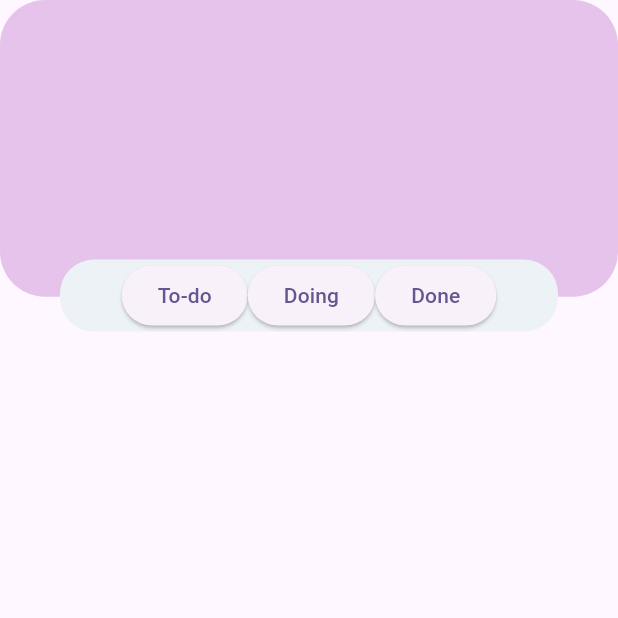
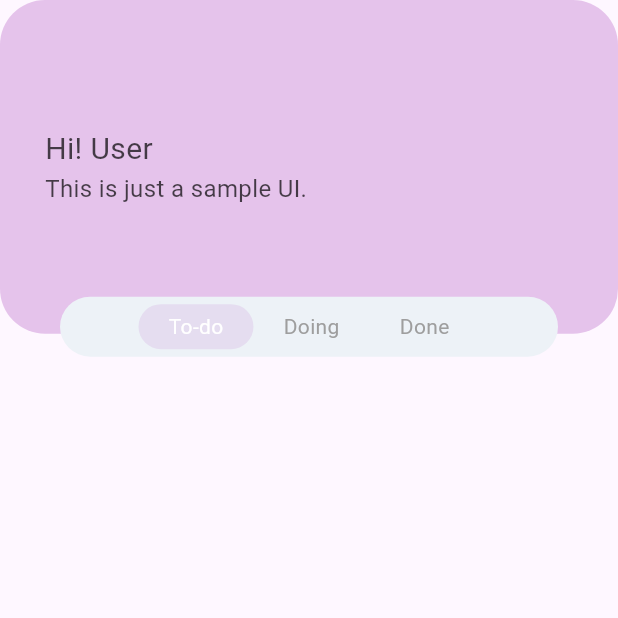
Before and after one commit to kavinnart-gam/to_do_app, a Flutter app: the TodoListScreen screen opened directly, after a tap on "To-do", on a phone screen of 412 x 824 dp, the top half of it. Run offline on Flutter 3.47's test engine with Material 2 defaults, Android fonts, the phone set to English and light mode, and no system bars; drawn by our look-alikes of flutter_slidable, pull_to_refresh; our stand-ins replace dio, shared_preferences; missing offline and left inert: flutter_screen_lock; accounts and stored records are empty; network calls fail.

```diff
--- a/lib/model/task_model.dart
+++ b/lib/model/task_model.dart
@@ -1,15 +1,19 @@
 class TaskResponse {
+  int totalPages;
+  int pageNumber;
   List<Task>? tasks;
-  TaskResponse({
-    this.tasks,
-  });
+  TaskResponse({this.tasks, required this.totalPages, required this.pageNumber});
 
   factory TaskResponse.fromJson(Map<String, dynamic> json) => TaskResponse(
         tasks: List<Task>.from(json["tasks"].map((x) => Task.fromJson(x))),
+        pageNumber: json["pageNumber"],
+        totalPages: json["totalPages"],
       );
 
   Map<String, dynamic> toJson() => {
         "tasks": List<dynamic>.from(tasks!.map((x) => x.toJson())),
+        "pageNumber": pageNumber,
+        "totalPages": totalPages,
       };
 }
 
--- a/lib/services/task_service.dart
+++ b/lib/services/task_service.dart
@@ -1,18 +1,22 @@
 import 'package:dio/dio.dart';
 import 'package:to_do_app/model/task_model.dart';
+import 'package:to_do_app/utils/api_exception.dart';
 
 class TaskService {
   final dio = Dio();
   Future<TaskResponse> fetchTasks({required String status, required int limit, required int offset}) async {
+    try {
       final response = await dio.get("https://todo-list-api-mfchjooefq-as.a.run.app/todo-list?", queryParameters: {
-      "offset": 0,
-      "limit": 10,
+        "offset": offset,
+        "limit": limit,
         "sortBy": "createdAt",
         "isAsc": true,
         "status": status,
       });
-
       TaskResponse taskResponse = TaskResponse.fromJson(response.data);
       return taskResponse;
+    } on DioException catch (e) {
+      throw ApiException().getExceptionMessage(e); // Re-throw the message from ApiException
     }
   }
+}
--- /dev/null
+++ b/lib/utils/api_exception.dart
@@ -0,0 +1,24 @@
+import 'package:dio/dio.dart';
+
+class ApiException implements Exception {
+  List<String> getExceptionMessage(DioException exception) {
+    var message = exception.response?.data["message"][0];
+    print("message: $message");
+
+    switch (exception.type) {
+      case DioExceptionType.badResponse:
+        return ["Bad Response Error", "$message"];
+      case DioExceptionType.connectionError:
+        return ["Connection Error", "$message"];
+      case DioExceptionType.connectionTimeout:
+        return ["Connection Timeout", "$message"];
+      case DioExceptionType.cancel:
+        return ["Request  canceled", "$message"];
+      case DioExceptionType.receiveTimeout:
+        return ["Receive Timeout", "$message"];
+      default:
+        ["Unknow Error", ""];
+    }
+    return ["Unknow Error", ""];
+  }
+}
--- a/lib/view_model/todo_list_provider.dart
+++ b/lib/view_model/todo_list_provider.dart
@@ -1,27 +1,26 @@
 import 'package:flutter/material.dart';
-import 'package:intl/intl.dart';
 import 'package:pull_to_refresh/pull_to_refresh.dart';
-import 'package:shared_preferences/shared_preferences.dart';
 import 'package:to_do_app/model/task_model.dart';
 import 'package:to_do_app/services/task_service.dart';
 
 class TodoListProvider extends ChangeNotifier {
   List<Task> _tasks = <Task>[];
-  int _currentPage = 1;
+  // int _currentPage = 1;
   bool _isLoading = false;
 
   List<Task> get tasks => _tasks;
   bool get isLoading => _isLoading;
-  String _dateHeader = "";
-  String get dateHeader => _dateHeader;
 
-  int _limit = 10;
+  int _limit = 20;
   int get limit => _limit;
   int _offset = 0;
   int get offset => _offset;
   String _currentStatus = "TODO";
   String get currentStatus => _currentStatus;
   bool isExpired = false;
+  List<String> _errMessage = [];
+  List<String> get errMessage => _errMessage;
+  int _totalPages = 0;
 
   RefreshController loadmoreController = RefreshController(initialRefresh: false);
 
@@ -41,7 +40,7 @@ class TodoListProvider extends ChangeNotifier {
   ];
 
   Future<void> fetchTasks({bool loadMore = false}) async {
-    if (loadMore && _currentPage >= 3) {
+    if (loadMore && _offset == _totalPages) {
       // No more pages to load
       loadmoreController.loadNoData();
       notifyListeners();
@@ -58,9 +57,16 @@ class TodoListProvider extends ChangeNotifier {
       } else {
         _tasks = newTasks.tasks!;
       }
+      print("____tasks size ${_tasks.length}");
+      _offset = newTasks.pageNumber;
+      _totalPages = newTasks.totalPages;
       loadmoreController.loadComplete();
-      _currentPage++;
+      //_currentPage++;
     } catch (error) {
+      if (error is List) {
+        _errMessage = [error[0], error[1]];
+      }
+
       loadmoreController.loadFailed();
     } finally {
       _isLoading = false;
@@ -68,17 +74,7 @@ class TodoListProvider extends ChangeNotifier {
     }
   }
 
-  Future<void> pullRefresh() async {
-    // Simulate fetching new data (replace with your actual logic)
-    // await Future.delayed(const Duration(seconds: 2));
-    _limit = _tasks.length + limit;
-    _offset = _tasks.length + 1;
-    notifyListeners();
-    await fetchTasks(loadMore: true);
-    // Update your data here (e.g., using setState in a StatefulWidget)
-  }
-
-  String isSameDay(int currentIndex) {
+  String getHeaderDate(int currentIndex) {
     String formattedDate = "";
 
     if (currentIndex == 0) {
@@ -100,9 +96,8 @@ class TodoListProvider extends ChangeNotifier {
     return formattedDate;
   }
 
-  setLimitOffset({required int limit, required int offset}) {
-    _limit = limit;
-    _offset = offset;
+  clearOffset() {
+    _offset = 0;
     notifyListeners();
   }
 
--- a/lib/views/todo_list_screen.dart
+++ b/lib/views/todo_list_screen.dart
@@ -18,7 +18,8 @@ class TodoListScreen extends StatefulWidget {
 class _TodoListScreenState extends State<TodoListScreen> with WidgetsBindingObserver {
   final Future<SharedPreferences> _prefs = SharedPreferences.getInstance();
   Timer? _timer;
-  int timerDuration = 10;
+  int timerDuration = 1000;
+  ValueNotifier<int> dialogTrigger = ValueNotifier(0);
 
   @override
   void initState() {
@@ -77,11 +78,11 @@ class _TodoListScreenState extends State<TodoListScreen> with WidgetsBindingObse
         onWillPop: () async {
           return false;
         },
-        child: Scaffold(
-          body: Column(
+        child: Scaffold(body: Consumer<TodoListProvider>(builder: (context, provider, _) {
+          return Column(
             children: [
               SizedBox(
-                // color: Colors.black.withOpacity(0.25),
+                //color: Colors.black.withOpacity(0.25),
                 height: MediaQuery.of(context).size.height * 0.3,
                 child: Stack(
                   children: <Widget>[
@@ -89,16 +90,29 @@ class _TodoListScreenState extends State<TodoListScreen> with WidgetsBindingObse
                       decoration: BoxDecoration(borderRadius: BorderRadius.circular(30), color: Colors.purple.withOpacity(0.25)),
                       //color: Colors.purple.withOpacity(0.25),
                       width: MediaQuery.of(context).size.width,
-                      height: MediaQuery.of(context).size.height * 0.24,
-                      // child: Center(
-                      //   child: Text(
-                      //     "Home",
-                      //     style: TextStyle(color: Colors.white, fontSize: 18.0),
-                      //   ),
-                      // ),
+                      height: MediaQuery.of(context).size.height * 0.27,
+                      child: Padding(
+                        padding: const EdgeInsets.only(left: 30),
+                        child: Column(
+                          mainAxisAlignment: MainAxisAlignment.center,
+                          crossAxisAlignment: CrossAxisAlignment.start,
+                          children: [
+                            Text(
+                              "Hi! User",
+                              style: TextStyle(color: Colors.black.withOpacity(0.7), fontSize: 20.0),
+                              textAlign: TextAlign.left,
+                            ),
+                            Text(
+                              "This is just a sample UI.",
+                              style: TextStyle(color: Colors.black.withOpacity(0.7), fontSize: 16.0),
+                              textAlign: TextAlign.left,
+                            ),
+                          ],
+                        ),
+                      ),
                     ),
                     Positioned(
-                      top: MediaQuery.of(context).size.height * 0.21,
+                      top: MediaQuery.of(context).size.height * 0.24,
                       left: 0.0,
                       right: 0.0,
                       child: Container(
@@ -110,30 +124,69 @@ class _TodoListScreenState extends State<TodoListScreen> with WidgetsBindingObse
                         child: Row(
                           mainAxisAlignment: MainAxisAlignment.center,
                           children: [
-                            ElevatedButton(
-                                onPressed: () async {
-                                  todoProvider.setLimitOffset(limit: 10, offset: 0);
+                            Container(
+                              padding: const EdgeInsets.fromLTRB(20, 5, 20, 5),
+                              margin: const EdgeInsets.fromLTRB(0, 5, 0, 5),
+                              decoration: BoxDecoration(
+                                  borderRadius: BorderRadius.circular(20),
+                                  color: provider.currentStatus == "TODO" ? Colors.purple.withOpacity(0.1) : Colors.transparent),
+                              child: InkWell(
+                                onTap: () async {
+                                  todoProvider.clearOffset();
                                   todoProvider.setCurrentStatus("TODO");
                                   todoProvider.clearTask();
                                   await todoProvider.fetchTasks(loadMore: false);
                                 },
-                                child: const Text("To-do")),
-                            ElevatedButton(
-                                onPressed: () async {
-                                  todoProvider.setLimitOffset(limit: 10, offset: 0);
+                                child: Text(
+                                  "To-do",
+                                  style: TextStyle(
+                                    color: provider.currentStatus == "TODO" ? Colors.white : Colors.grey,
+                                  ),
+                                ),
+                              ),
+                            ),
+                            Container(
+                              padding: const EdgeInsets.fromLTRB(20, 5, 20, 5),
+                              margin: const EdgeInsets.fromLTRB(0, 5, 0, 5),
+                              decoration: BoxDecoration(
+                                  borderRadius: BorderRadius.circular(20),
+                                  color: provider.currentStatus == "DOING" ? Colors.purple.withOpacity(0.1) : Colors.transparent),
+                              child: InkWell(
+                                onTap: () async {
+                                  todoProvider.clearOffset();
                                   todoProvider.setCurrentStatus("DOING");
                                   todoProvider.clearTask();
                                   await todoProvider.fetchTasks(loadMore: false);
                                 },
-                                child: const Text("Doing")),
-                            ElevatedButton(
-                                onPressed: () async {
-                                  todoProvider.setLimitOffset(limit: 10, offset: 0);
+                                child: Text(
+                                  "Doing",
+                                  style: TextStyle(
+                                    color: provider.currentStatus == "DOING" ? Colors.white : Colors.grey,
+                                  ),
+                                ),
+                              ),
+                            ),
+                            Container(
+                              padding: const EdgeInsets.fromLTRB(20, 5, 20, 5),
+                              margin: const EdgeInsets.fromLTRB(0, 5, 0, 5),
+                              decoration: BoxDecoration(
+                                  borderRadius: BorderRadius.circular(20),
+                                  color: provider.currentStatus == "DONE" ? Colors.purple.withOpacity(0.1) : Colors.transparent),
+                              child: InkWell(
+                                onTap: () async {
+                                  todoProvider.clearOffset();
                                   todoProvider.setCurrentStatus("DONE");
                                   todoProvider.clearTask();
                                   await todoProvider.fetchTasks(loadMore: false);
                                 },
-                                child: const Text("Done"))
+                                child: Text(
+                                  "Done",
+                                  style: TextStyle(
+                                    color: provider.currentStatus == "DONE" ? Colors.white : Colors.grey,
+                                  ),
+                                ),
+                              ),
+                            ),
                           ],
                         ),
                       ),
@@ -141,13 +194,45 @@ class _TodoListScreenState extends State<TodoListScreen> with WidgetsBindingObse
                   ],
                 ),
               ),
-              Consumer<TodoListProvider>(builder: (context, provider, _) {
-                return Expanded(
+              provider.errMessage.isNotEmpty
+                  ? Expanded(
+                      child: ValueListenableBuilder(
+                        valueListenable: dialogTrigger,
+                        builder: (ctx, value, child) {
+                          Future.delayed(
+                            const Duration(seconds: 0),
+                            () {
+                              showDialog(
+                                context: context,
+                                builder: (BuildContext context) {
+                                  return AlertDialog(
+                                    title: Text(provider.errMessage.first),
+                                    content: Text(provider.errMessage.last),
+                                    actions: <Widget>[
+                                      TextButton(
+                                        child: const Text('Ok'),
+                                        onPressed: () {
+                                          Navigator.of(context).pop();
+                                        },
+                                      ),
+                                    ],
+                                  );
+                                },
+                              );
+                            },
+                          );
+                          return const SizedBox();
+                        },
+                      ),
+                    )
+                  : Expanded(
                       child: SmartRefresher(
                         enablePullDown: false,
                         enablePullUp: true,
                         controller: provider.loadmoreController,
-                    onLoading: provider.pullRefresh,
+                        onLoading: () async {
+                          await provider.fetchTasks(loadMore: true);
+                        },
                         child: SlidableAutoCloseBehavior(
                           child: ListView.builder(
                               physics: const BouncingScrollPhysics(),
@@ -156,6 +241,7 @@ class _TodoListScreenState extends State<TodoListScreen> with WidgetsBindingObse
                               itemCount: provider.tasks.length,
                               padding: const EdgeInsets.fromLTRB(0, 0, 0, 10),
                               itemBuilder: (context, index) {
+                                final headerDate = provider.getHeaderDate(index);
                                 return Slidable(
                                   key: ValueKey(provider.tasks[index].id),
                                   endActionPane: ActionPane(
@@ -173,23 +259,21 @@ class _TodoListScreenState extends State<TodoListScreen> with WidgetsBindingObse
                                     ],
                                   ),
                                   child: Container(
-                                  margin: const EdgeInsets.fromLTRB(20, 10, 20, 10),
+                                      margin: const EdgeInsets.fromLTRB(20, 0, 20, 10),
                                       child: Column(
                                         crossAxisAlignment: CrossAxisAlignment.start,
                                         children: [
-                                      Text(
-                                        provider.isSameDay(index),
-                                        style: const TextStyle(color: Colors.red, fontWeight: FontWeight.bold),
+                                          if (headerDate.isNotEmpty) ...[
+                                            SizedBox(
+                                              height: index == 0 ? 0 : 15,
                                             ),
                                             Text(
-                                        provider.tasks[index].createdAt,
+                                              provider.getHeaderDate(index),
                                               style: const TextStyle(color: Colors.black, fontWeight: FontWeight.bold),
                                             ),
-                                      Text(
-                                        provider.tasks[index].status,
-                                        style: const TextStyle(color: Colors.green, fontWeight: FontWeight.bold),
-                                      ),
+                                          ],
                                           Row(
+                                            mainAxisAlignment: MainAxisAlignment.start,
                                             children: [
                                               const Icon(
                                                 Icons.check_box,
@@ -202,16 +286,25 @@ class _TodoListScreenState extends State<TodoListScreen> with WidgetsBindingObse
                                                   children: [
                                                     Text(
                                                       provider.tasks[index].title,
+                                                      maxLines: 1, // Restrict the number of lines to 1
+                                                      overflow: TextOverflow.ellipsis,
                                                       style: const TextStyle(color: Colors.black, fontWeight: FontWeight.bold),
                                                     ),
                                                     Text(
                                                       provider.tasks[index].description ?? '',
+                                                      maxLines: 3, // Restrict the number of lines to 3
+                                                      overflow: TextOverflow.ellipsis,
                                                       style: const TextStyle(
                                                         color: Colors.grey,
                                                       ),
                                                     ),
                                                   ],
                                                 ),
+                                              ),
+                                              const Icon(
+                                                Icons.more_vert,
+                                                color: Colors.grey,
+                                                size: 20.0,
                                               ),
                                             ],
                                           ),
@@ -221,11 +314,10 @@ class _TodoListScreenState extends State<TodoListScreen> with WidgetsBindingObse
                               }),
                         ),
                       ),
+                    )
+            ],
           );
-              })
-            ],
-          ),
-        ),
+        })),
       ),
     );
   }
```
Lines whose indentation alone changed are shown as unchanged.
